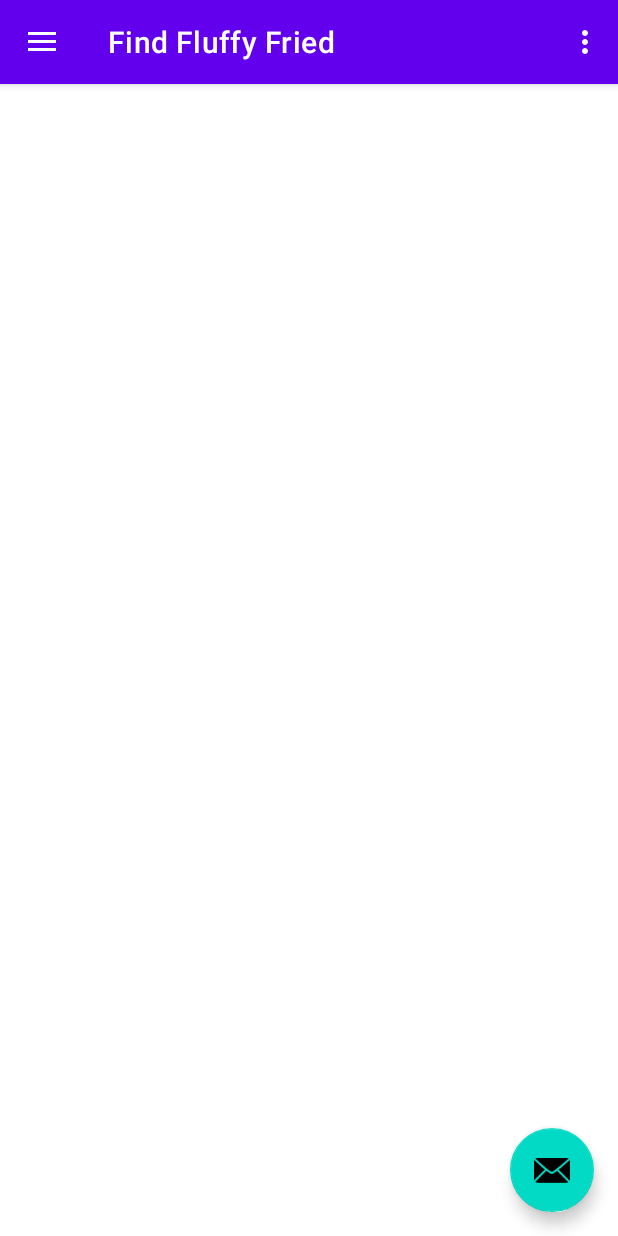
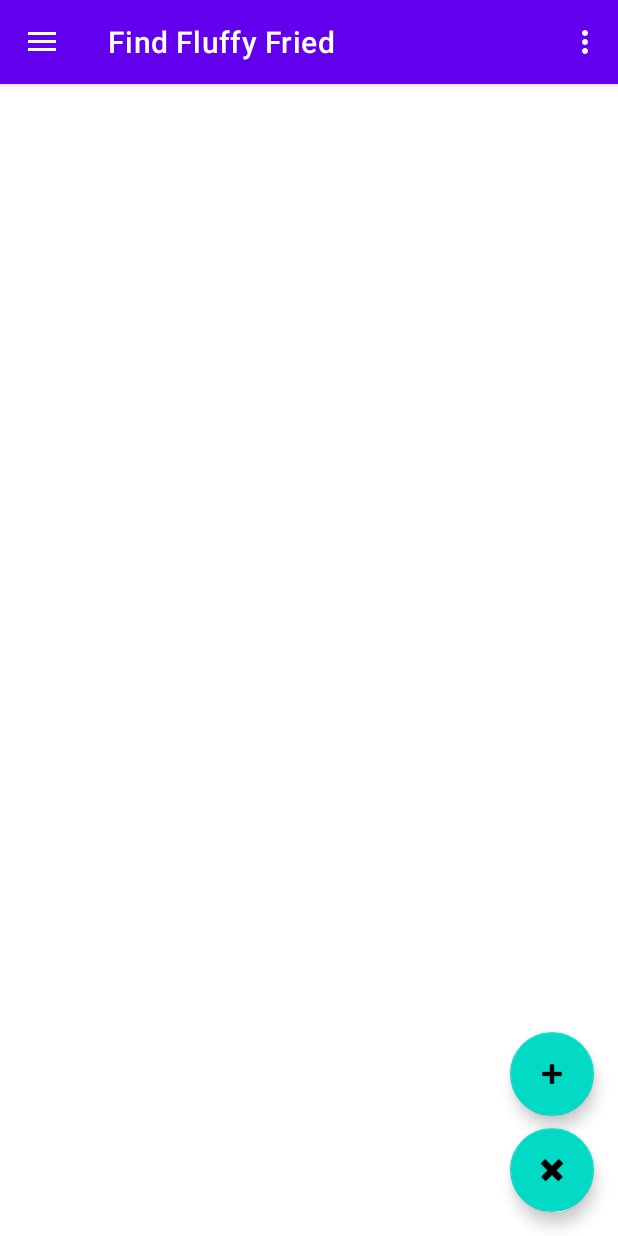
Before and after one commit to gilad235/project_w, an Android app: the screen it shows after launch (MainActivity), in the side drawer, after a tap on "Find Fluffy Fried", on a phone screen of 412 x 824 dp. Run offline under Robolectric (Android 15) with nearby library versions, the phone set to English and light mode, and no system bars; our stand-ins replace Firebase (no records; nobody signed in at launch, a user with empty details on screens opened directly), Picasso, navigation-ui; pictures from the network do not load.

Commit message:
first commit

```diff
--- a/app/build.gradle
+++ b/app/build.gradle
@@ -3,6 +3,8 @@
 
 plugins {
     id 'com.android.application'
+//    id "io.spring.dependency-management" version "1.0.3.RELEASE"
+
 }
 
 apply plugin: 'com.google.gms.google-services'  // Google Services plugin
--- a/app/src/main/res/layout/fragment_find_fluffy_friend.xml
+++ b/app/src/main/res/layout/fragment_find_fluffy_friend.xml
@@ -5,24 +5,43 @@
     android:layout_width="match_parent"
     android:layout_height="match_parent">
 
+<!--    <com.google.android.material.floatingactionbutton.FloatingActionButton-->
+<!--        android:id="@+id/fab"-->
+<!--        android:layout_width="wrap_content"-->
+<!--        android:layout_height="wrap_content"-->
+<!--        android:layout_gravity="bottom|end"-->
+<!--        android:layout_marginEnd="@dimen/fab_margin"-->
+<!--        android:layout_marginBottom="16dp"-->
+<!--        app:srcCompat="@android:drawable/ic_dialog_email" />-->
+
     <com.google.android.material.floatingactionbutton.FloatingActionButton
-        android:id="@+id/fab"
-        android:layout_width="wrap_content"
+        android:id="@+id/removeFriend"
+
+        android:layout_width="match_parent"
         android:layout_height="wrap_content"
         android:layout_gravity="bottom|end"
         android:layout_marginEnd="@dimen/fab_margin"
         android:layout_marginBottom="16dp"
-        app:srcCompat="@android:drawable/ic_dialog_email" />
+        app:srcCompat="@android:drawable/ic_delete" />
 
+    <com.google.android.material.floatingactionbutton.FloatingActionButton
+        android:id="@+id/addFriend"
+        android:layout_width="wrap_content"
+        android:layout_height="75dp"
+        android:layout_gravity="bottom|end"
+        android:layout_marginEnd="@dimen/fab_margin"
+        android:layout_marginBottom="80dp"
+        app:srcCompat="@android:drawable/ic_input_add" />
 
     <fragment
         android:id="@+id/list_fff"
         android:name="com.example.tindog.ui.fff.FindFluffyFriendListFragment"
+        android:layout_width="match_parent"
+        android:layout_height="match_parent"
         android:label="@string/menu_fff"
-        tools:layout="@layout/fragment_find_fluffy_friend_list"
-        android:layout_height="match_parent"
-        android:layout_width="match_parent"/>
-
+        app:layout_anchor="@+id/list_fff"
+        app:layout_anchorGravity="center"
+        tools:layout="@layout/fragment_find_fluffy_friend_list" />
 
 
 </androidx.coordinatorlayout.widget.CoordinatorLayout>
--- a/build.gradle
+++ b/build.gradle
@@ -5,17 +5,34 @@
         mavenCentral()
     }
     dependencies {
-        classpath "com.android.tools.build:gradle:7.0.1"
+        classpath 'com.android.tools.build:gradle:4.1.3'
         classpath 'com.google.gms:google-services:4.3.10'
     }
 }
-
+//buildscript {
+//    repositories {
+//        maven {
+//            jcenter() //or mavenCentral()
+//        }
+//    }
+//    dependencies {
+//        classpath "io.spring.gradle:dependency-management-plugin:1.0.3.RELEASE"
+//    }
+//}
+//
+//apply plugin: "io.spring.dependency-management"
 //allprojects {
 //    repositories {
 //        // Check that you have the following line (if not, add it):
 //        google()  // Google's Maven repository
 //    }
 //}
+allprojects {
+    repositories {
+        google()
+        mavenCentral()
+    }
+}
 
 task clean(type: Delete) {
     delete rootProject.buildDir
--- a/settings.gradle
+++ b/settings.gradle
@@ -1,10 +1,11 @@
-dependencyResolutionManagement {
-    repositoriesMode.set(RepositoriesMode.FAIL_ON_PROJECT_REPOS)
-    repositories {
-        google()
-        mavenCentral()
-        jcenter() // Warning: this repository is going to shut down soon
-    }
-}
+//dependencyResolutionManagement {
+//    repositoriesMode.set(RepositoriesMode.FAIL_ON_PROJECT_REPOS)
+//    repositories {
+//        google()
+//        mavenCentral()
+//        jcenter() // Warning: this repository is going to shut down soon
+//    }
+//}
+
 rootProject.name = "Tindog"
 include ':app'
```
Also changed, not shown: gradle/wrapper/gradle-wrapper.properties.
